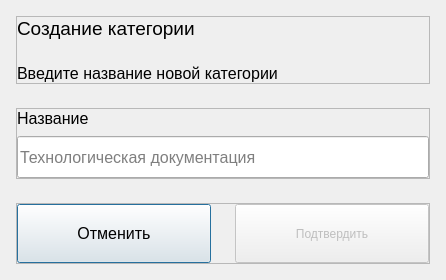
Above: ui/ui/create_category.ui from pntech-dev/Documents-Exp-Desktop before the change. Below: the same form after it.
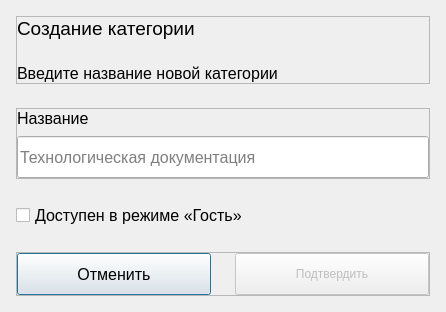
That is the form after the change. Custom widgets are drawn as their Qt base class.

Commit message: feat(ui): implement category and document visibility toggle for guest users

What changed in the file:
```diff
--- a/ui/ui/create_category.ui
+++ b/ui/ui/create_category.ui
@@ -15,14 +15,14 @@
   </property>
   <property name="minimumSize">
    <size>
-    <width>446</width>
-    <height>280</height>
+    <width>0</width>
+    <height>0</height>
    </size>
   </property>
   <property name="maximumSize">
    <size>
-    <width>446</width>
-    <height>280</height>
+    <width>16777215</width>
+    <height>16777215</height>
    </size>
   </property>
   <property name="windowTitle">
@@ -167,6 +167,18 @@
      </layout>
     </widget>
    </item>
+   <item>
+    <widget class="QCheckBox" name="guest_show_checkBox">
+     <property name="font">
+      <font>
+       <pointsize>12</pointsize>
+      </font>
+     </property>
+     <property name="text">
+      <string>Доступен в режиме «Гость»</string>
+     </property>
+    </widget>
+   </item>
    <item>
     <widget class="QFrame" name="buttons_frame">
      <property name="frameShape">
```
Left out of the diff: 6 changed lines with no effect on the pictures. The commit also changes 8 other files.
